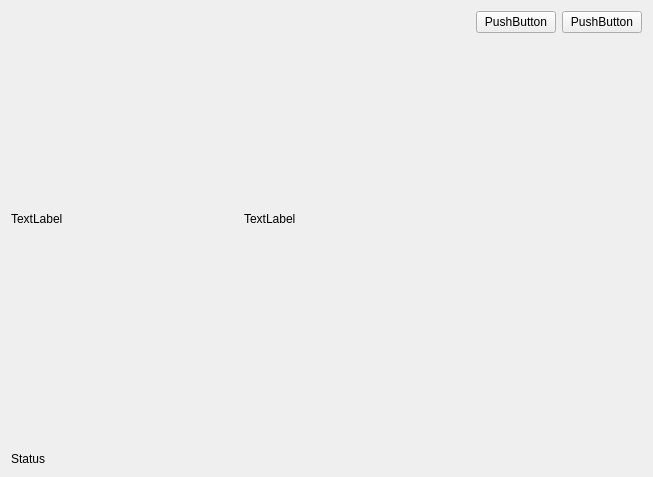
Before: the Qt Designer form mainwindow.ui in rottaca/FallDetectionProject, drawn with Qt 5.
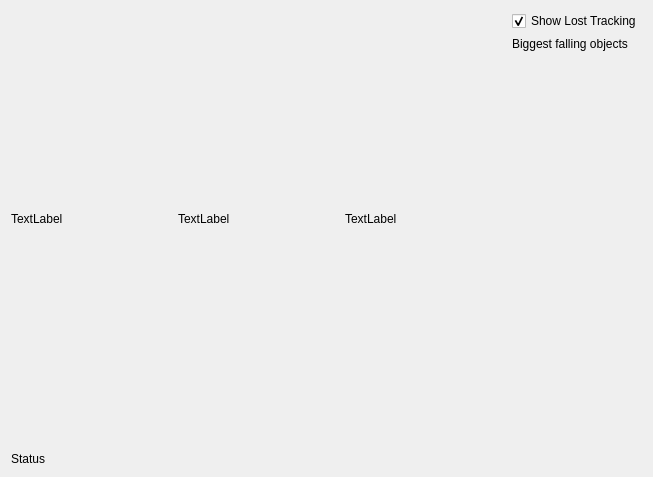
After: the same form once the commit is applied. Custom widgets are drawn as their Qt base class.

Commit message: Improved tracking and detection. Fixed minor errors.

```diff
--- a/mainwindow.ui
+++ b/mainwindow.ui
@@ -47,6 +47,16 @@
             </property>
            </widget>
           </item>
+          <item row="0" column="2">
+           <widget class="AspectRatioPixmap" name="l_threshold">
+            <property name="text">
+             <string>TextLabel</string>
+            </property>
+            <property name="scaledContents">
+             <bool>false</bool>
+            </property>
+           </widget>
+          </item>
          </layout>
         </item>
         <item>
@@ -54,6 +64,9 @@
           <property name="orientation">
            <enum>Qt::Horizontal</enum>
           </property>
+          <property name="sizeType">
+           <enum>QSizePolicy::Expanding</enum>
+          </property>
           <property name="sizeHint" stdset="0">
            <size>
             <width>40</width>
@@ -75,23 +88,23 @@
         <property name="formAlignment">
          <set>Qt::AlignLeading|Qt::AlignLeft|Qt::AlignTop</set>
         </property>
-        <item row="0" column="0">
-         <widget class="QPushButton" name="pushButton">
+        <item row="0" column="0" colspan="2">
+         <widget class="QCheckBox" name="cb_showLostTracking">
           <property name="text">
-           <string>PushButton</string>
+           <string>Show Lost Tracking</string>
+          </property>
+          <property name="checked">
+           <bool>true</bool>
           </property>
          </widget>
         </item>
-        <item row="0" column="1">
-         <widget class="QPushButton" name="pushButton_2">
-          <property name="sizePolicy">
-           <sizepolicy hsizetype="Preferred" vsizetype="Fixed">
-            <horstretch>0</horstretch>
-            <verstretch>0</verstretch>
-           </sizepolicy>
-          </property>
+        <item row="2" column="0" colspan="2">
+         <layout class="QVBoxLayout" name="lay_foundFallsBoxes"/>
+        </item>
+        <item row="1" column="0" colspan="2">
+         <widget class="QLabel" name="label">
           <property name="text">
-           <string>PushButton</string>
+           <string>Biggest falling objects</string>
           </property>
          </widget>
         </item>
```
The commit also changes 12 other files.
